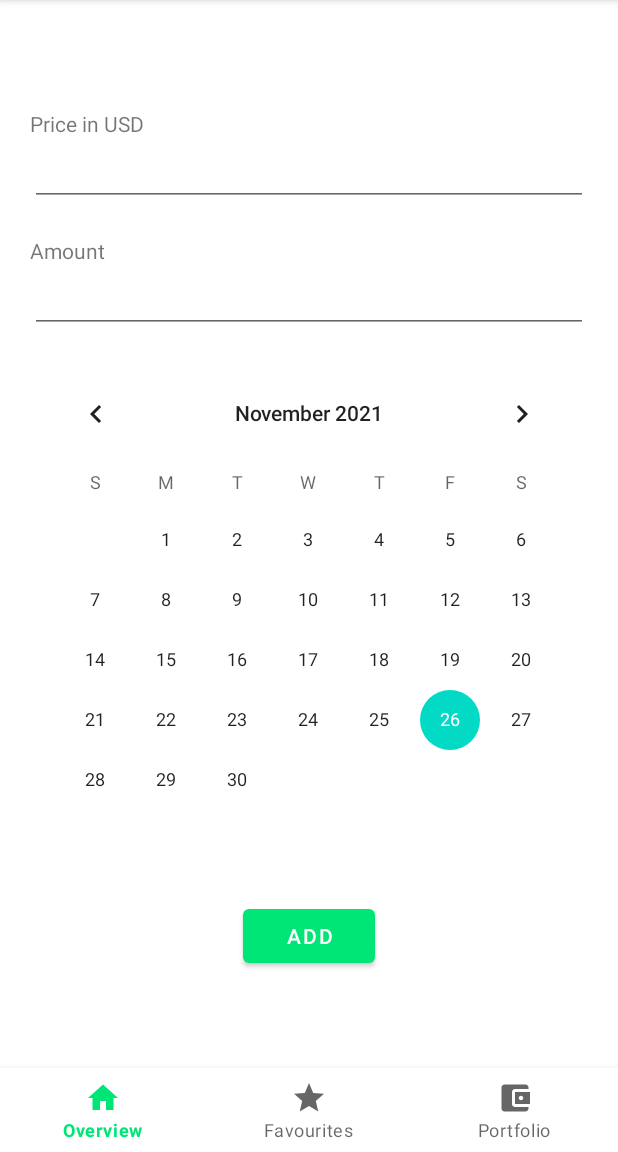
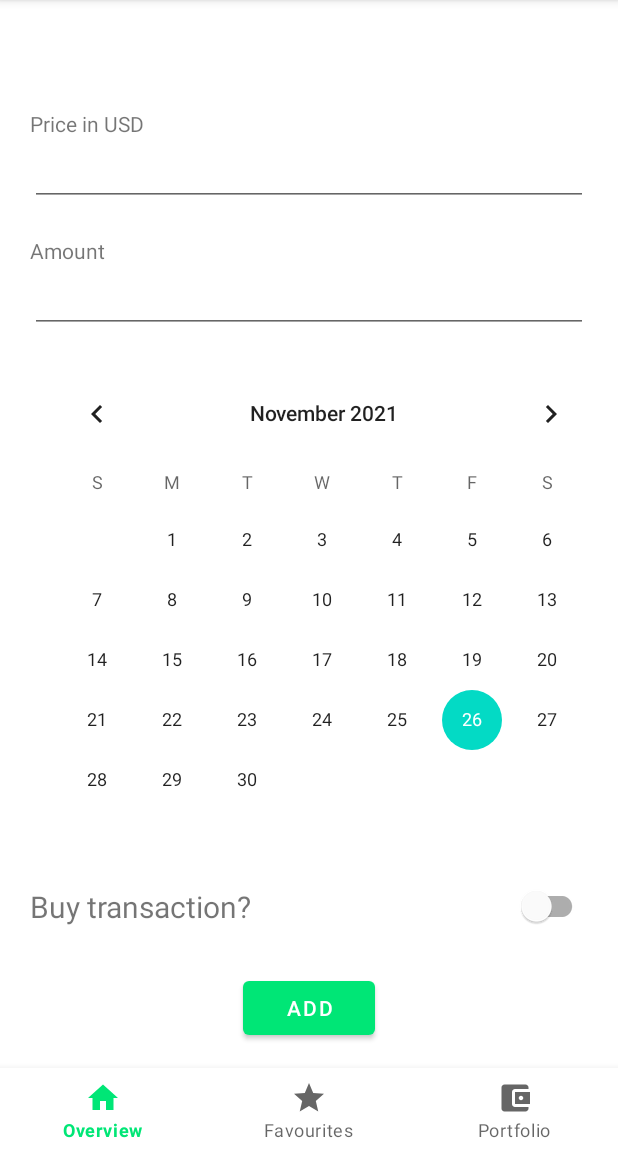
Before and after one commit to tuku13/crypto-tracker, an Android app: the fragment AddToPortfolioFragment placed in its activity, on a phone screen of 412 x 824 dp, the part 84-1236 px from its top. Run offline under Robolectric (Android 15) with nearby library versions, the phone set to English and light mode, and no system bars; our stand-ins replace Room's generated code, data binding, navigation-ui; pictures from the network do not load; 4 statements that could not run were skipped.

Commit message:
buy+sell-bol transactions lett es gorgetheto a add to portfolio menu

```diff
--- a/app/src/main/java/hu/tuku13/cryptotracker/database/DatabaseCoinWithPortfolioRecord.kt
+++ b/app/src/main/java/hu/tuku13/cryptotracker/database/DatabaseCoinWithPortfolioTransactions.kt
@@ -4,11 +4,11 @@ import androidx.room.Embedded
 import androidx.room.Relation
 import hu.tuku13.cryptotracker.domain.Coin
 
-data class DatabaseCoinWithPortfolioRecord(
+data class DatabaseCoinWithPortfolioTransactions(
     @Embedded val coin: Coin,
     @Relation(
         parentColumn = "id",
         entityColumn = "coinId"
     )
-    val records: List<DatabasePortfolioRecord>
+    val transactions: List<DatabasePortfolioTransaction>
 )
--- a/app/src/main/java/hu/tuku13/cryptotracker/repository/CoinRepository.kt
+++ b/app/src/main/java/hu/tuku13/cryptotracker/repository/CoinRepository.kt
@@ -1,23 +1,20 @@
 package hu.tuku13.cryptotracker.repository
 
-import android.annotation.SuppressLint
 import android.util.Log
 import androidx.lifecycle.LiveData
 import androidx.lifecycle.MutableLiveData
-import androidx.lifecycle.Transformations
 import hu.tuku13.cryptotracker.database.CoinDatabase
 import hu.tuku13.cryptotracker.database.DatabaseCoin
 import hu.tuku13.cryptotracker.database.asDomainModel
 import hu.tuku13.cryptotracker.domain.Coin
-import hu.tuku13.cryptotracker.domain.PortfolioRecord
-import hu.tuku13.cryptotracker.domain.asDatabaseModel
+import hu.tuku13.cryptotracker.domain.PortfolioTransaction
 import hu.tuku13.cryptotracker.network.CoinApi
 import kotlinx.coroutines.Dispatchers
 import kotlinx.coroutines.withContext
 import java.lang.Exception
 
 class CoinRepository(private val database: CoinDatabase) {
-    private val USE_INTERNET = false
+    private val USE_INTERNET = true
 
     private val _coins = MutableLiveData<List<Coin>>()
     val coins : LiveData<List<Coin>>
@@ -27,9 +24,9 @@ class CoinRepository(private val database: CoinDatabase) {
     val favouriteCoins : LiveData<List<Coin>>
         get() = _favouriteCoins
 
-    private val _portfolioRecords = MutableLiveData<List<PortfolioRecord>>()
-    val portfolioRecords : LiveData<List<PortfolioRecord>>
-        get() = _portfolioRecords
+    private val _portfolioTransactions = MutableLiveData<List<PortfolioTransaction>>()
+    val portfolioRecords : LiveData<List<PortfolioTransaction>>
+        get() = _portfolioTransactions
 
     private suspend fun downloadCoinsFromAPI(limit : Int = 15) {
         try {
@@ -92,14 +89,14 @@ class CoinRepository(private val database: CoinDatabase) {
         }
     }
 
-    suspend fun insertToPortfolio(record: PortfolioRecord) {
-        database.coinDao.insertPortfolioRecord(record.asDatabaseModel())
+    suspend fun insertToPortfolio(transaction: PortfolioTransaction) {
+        database.coinDao.insertPortfolioTransaction(transaction.asDatabaseModel())
     }
 
     suspend fun loadPortfolio() {
-        val databasePortfolio = database.coinDao.getPortfolioRecords()
+        val databasePortfolio = database.coinDao.getPortfolioTransactions()
         val converted = databasePortfolio.asDomainModel()
-        _portfolioRecords.postValue(converted)
+        _portfolioTransactions.postValue(converted)
     }
 
     fun updateCoin(coin: Coin) {
--- a/app/src/main/java/hu/tuku13/cryptotracker/screens/portfolio/PortfolioFragment.kt
+++ b/app/src/main/java/hu/tuku13/cryptotracker/screens/portfolio/PortfolioFragment.kt
@@ -40,8 +40,8 @@ class PortfolioFragment : Fragment() {
         val viewPager = view.findViewById<ViewPager2>(R.id.viewPager)
         TabLayoutMediator(tabLayout, viewPager) { tab, position ->
             tab.text = when (position) {
-                0 -> "Buy"
-                1 -> "Sell"
+                0 -> "Transactions"
+                1 -> "Info"
                 else -> "Info"
             }
         }.attach()
--- a/app/src/main/java/hu/tuku13/cryptotracker/screens/portfolio/add_to_portfolio/AddToPortfolioFragment.kt
+++ b/app/src/main/java/hu/tuku13/cryptotracker/screens/portfolio/add_to_portfolio/AddToPortfolioFragment.kt
@@ -38,7 +38,8 @@ class AddToPortfolioFragment : Fragment() {
             val amount = binding.etAmount.text.toString().toDouble()
             val price = binding.etPrice.text.toString().toDouble()
             val date = binding.calendarView.date
-            viewModel.addToPortfolio(coin, amount, price, date)
+            val isBuyTransaction = binding.switchBuyOrSell.isActivated
+            viewModel.addToPortfolio(coin, amount, price, date, isBuyTransaction)
         }
 
         viewModel.addedToPortfolio.observe(viewLifecycleOwner, Observer {
--- a/app/src/main/res/layout/fragment_add_to_portfolio.xml
+++ b/app/src/main/res/layout/fragment_add_to_portfolio.xml
@@ -1,10 +1,23 @@
 <?xml version="1.0" encoding="utf-8"?>
-<layout xmlns:tools="http://schemas.android.com/tools">
+<layout xmlns:tools="http://schemas.android.com/tools"
+    xmlns:app="http://schemas.android.com/apk/res-auto"
+    xmlns:android="http://schemas.android.com/apk/res/android">
     <data>
         <variable
             name="viewModel"
             type="hu.tuku13.cryptotracker.screens.portfolio.add_to_portfolio.AddToPortfolioViewModel" />
     </data>
+
+    <androidx.constraintlayout.widget.ConstraintLayout
+        android:layout_width="match_parent"
+        android:layout_height="match_parent">
+
+        <ScrollView
+            android:layout_width="match_parent"
+            android:layout_height="match_parent"
+            app:layout_constraintBottom_toBottomOf="parent"
+            app:layout_constraintStart_toStartOf="parent"
+            app:layout_constraintTop_toBottomOf="parent">
 
             <LinearLayout xmlns:android="http://schemas.android.com/apk/res/android"
                 android:layout_width="match_parent"
@@ -74,8 +87,36 @@
                     android:layout_width="match_parent"
                     android:layout_height="wrap_content"
                     android:layout_marginTop="20dp"
+                    android:layout_marginStart="20dp" />
+
+                <androidx.constraintlayout.widget.ConstraintLayout
+                    android:layout_width="match_parent"
+                    android:layout_height="wrap_content"
                     android:layout_marginStart="20dp"
-            android:layout_marginEnd="20dp"/>
+                    android:layout_marginEnd="20dp"
+                    android:orientation="horizontal">
+
+                    <TextView
+                        android:layout_width="wrap_content"
+                        android:layout_height="wrap_content"
+                        android:layout_gravity="center"
+                        app:layout_constraintStart_toStartOf="parent"
+                        app:layout_constraintTop_toTopOf="parent"
+                        app:layout_constraintBottom_toBottomOf="parent"
+                        android:textSize="20dp"
+                        android:text="Buy transaction?"/>
+
+                    <com.google.android.material.switchmaterial.SwitchMaterial
+                        android:id="@+id/switchBuyOrSell"
+                        android:layout_width="wrap_content"
+                        android:layout_height="wrap_content"
+                        app:layout_constraintTop_toTopOf="parent"
+                        app:layout_constraintBottom_toBottomOf="parent"
+                        app:layout_constraintEnd_toEndOf="parent" />
+
+                </androidx.constraintlayout.widget.ConstraintLayout>
+
+
 
                 <Button
                     android:id="@+id/btnAdd"
@@ -88,4 +129,11 @@
                     android:text="@string/add" />
 
             </LinearLayout>
+        </ScrollView>
+
+    </androidx.constraintlayout.widget.ConstraintLayout>
+
+
+
+
 </layout>
```
Also changed, not shown: app/src/main/java/hu/tuku13/cryptotracker/adapters/PortfolioPageStateAdapter.kt (+4 -6 lines), app/src/main/java/hu/tuku13/cryptotracker/database/DatabasePortfolioTransaction.kt (renamed from app/src/main/java/hu/tuku13/cryptotracker/database/DatabasePortfolioRecord.kt, +9 -7 lines), app/src/main/java/hu/tuku13/cryptotracker/database/Room.kt (+6 -6 lines), app/src/main/java/hu/tuku13/cryptotracker/domain/PortfolioRecord.kt (deleted, +0 -27 lines), app/src/main/java/hu/tuku13/cryptotracker/domain/PortfolioTransaction.kt (added, +29 -0 lines), app/src/main/java/hu/tuku13/cryptotracker/screens/portfolio/add_to_portfolio/AddToPortfolioViewModel.kt (+5 -4 lines), app/src/main/java/hu/tuku13/cryptotracker/screens/portfolio/buy/PortfolioBuyFragment.kt (deleted, +0 -31 lines), app/src/main/java/hu/tuku13/cryptotracker/screens/portfolio/transactions/PortfolioTransactionsFragment.kt (added, +30 -0 lines), app/src/main/java/hu/tuku13/cryptotracker/screens/portfolio/transactions/PortfolioTransactionsViewModel.kt (renamed from app/src/main/java/hu/tuku13/cryptotracker/screens/portfolio/buy/PortfolioBuyViewModel.kt, +4 -4 lines), app/src/main/res/layout/fragment_portfolio_buy.xml (deleted, +0 -22 lines), app/src/main/res/layout/fragment_portfolio_transactions.xml (added, +13 -0 lines), app/src/main/res/layout/portfolio_list_item.xml (added, +140 -0 lines). Lines whose indentation alone changed are shown as unchanged.
